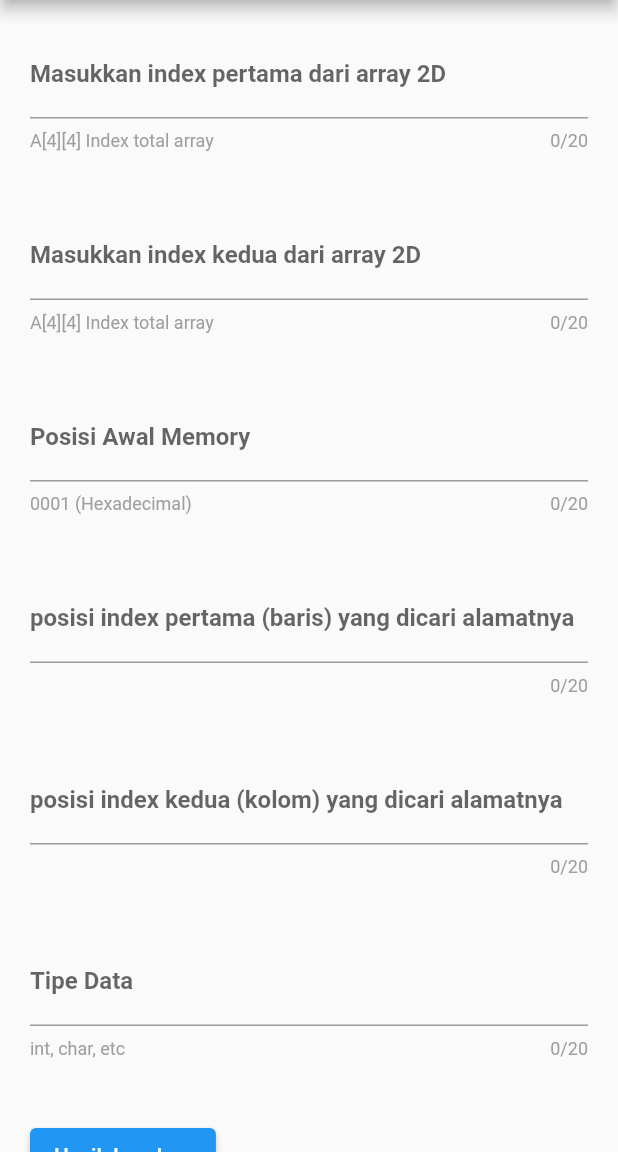
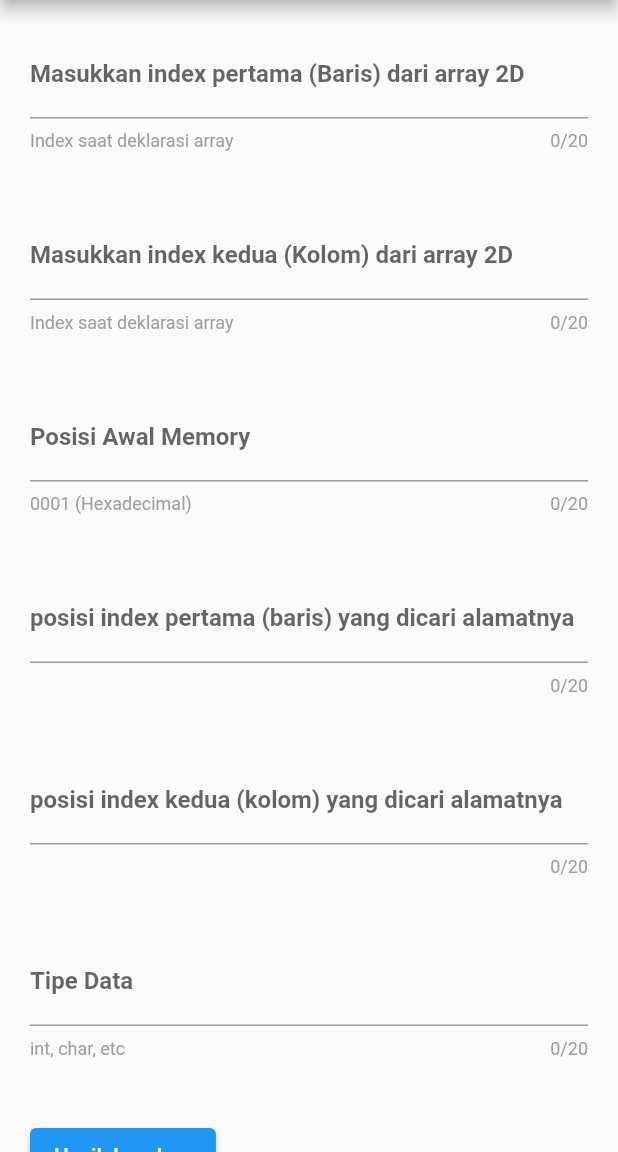
Before and after one commit to herdyhardiyant/pemetaan_array, a Flutter app: the Array2D screen opened directly, on a phone screen of 412 x 824 dp, the part 84-1236 px from its top. Run offline on Flutter 3.47's test engine with Material 2 defaults, Android fonts, the phone set to English and light mode, and no system bars.

Commit message:
array_2d.dart fix formula

```diff
--- a/lib/widget/array_2d.dart
+++ b/lib/widget/array_2d.dart
@@ -45,7 +45,7 @@ class _Array2DState extends State<Array2D> {
     var jMinusOne = int.tryParse(indexKeduaYgDicari.text) - 1;
     var iMinusOne = (int.tryParse(indexPertamaYgDicari.text) - 1);
     var tambahanHex =
-        (jMinusOne * K + iMinusOne * dataTypeMemory).toRadixString(16);
+        ((jMinusOne * K + iMinusOne) * dataTypeMemory).toRadixString(16);
     var hasil =
         HexadecimalHandler().hexAddition(posisiAwalMemori.text, tambahanHex);
     print(hasil);
@@ -64,7 +64,7 @@ class _Array2DState extends State<Array2D> {
     var N = int.tryParse(indexPertama.text);
     var jMinusOne = int.tryParse(indexKeduaYgDicari.text) - 1;
     var iMinusOne = (int.tryParse(indexPertamaYgDicari.text) - 1);
-    var tambahanHex = (iMinusOne * N + jMinusOne * dataTypeMemory).toRadixString(16);
+    var tambahanHex = ((iMinusOne * N + jMinusOne) * dataTypeMemory).toRadixString(16);
     var hasil = HexadecimalHandler().hexAddition(posisiAwalMemori.text, tambahanHex);
     print(hasil);
     return hasil;
@@ -84,12 +84,12 @@ class _Array2DState extends State<Array2D> {
               children: [
                 CustomTextField(
                     indexPertama,
-                    'Masukkan index pertama dari array 2D',
-                    'A[4][4] Index total array'),
+                    'Masukkan index pertama (Baris) dari array 2D',
+                    'Index saat deklarasi array'),
                 CustomTextField(
                     indexKedua,
-                    'Masukkan index kedua dari array 2D',
-                    'A[4][4] Index total array'),
+                    'Masukkan index kedua (Kolom) dari array 2D',
+                    'Index saat deklarasi array'),
                 CustomTextField(posisiAwalMemori, 'Posisi Awal Memory',
                     '0001 (Hexadecimal)'),
                 CustomTextField(
```
